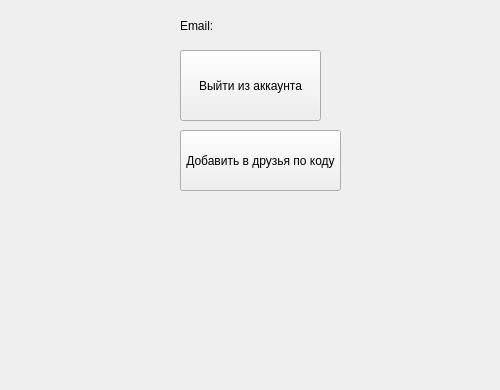
Qt form data/ui_files/profile_screen.ui (Gelzy788/DnD-Helper) before a commit; both pictures show x 0 to 500 and y 210 to 600 of the 800 by 600 pixel window.
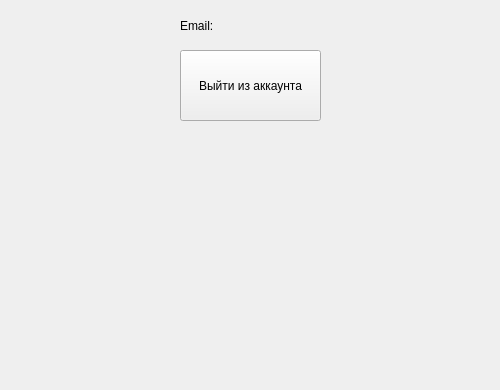
The same form after that commit.

Diff of the .ui file:
```diff
--- a/data/ui_files/profile_screen.ui
+++ b/data/ui_files/profile_screen.ui
@@ -118,19 +118,6 @@
      <string>Выйти из аккаунта</string>
     </property>
    </widget>
-   <widget class="QPushButton" name="add_friend_btn">
-    <property name="geometry">
-     <rect>
-      <x>180</x>
-      <y>340</y>
-      <width>161</width>
-      <height>61</height>
-     </rect>
-    </property>
-    <property name="text">
-     <string>Добавить в друзья по коду</string>
-    </property>
-   </widget>
   </widget>
   <widget class="QMenuBar" name="menubar">
    <property name="geometry">
```
